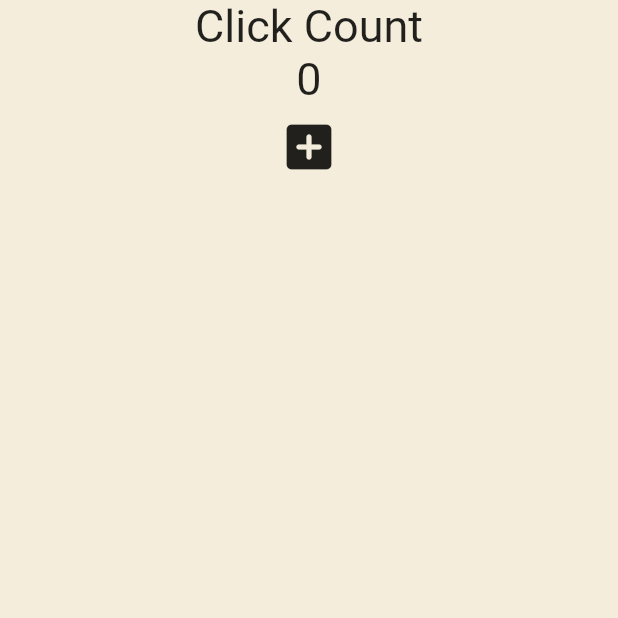
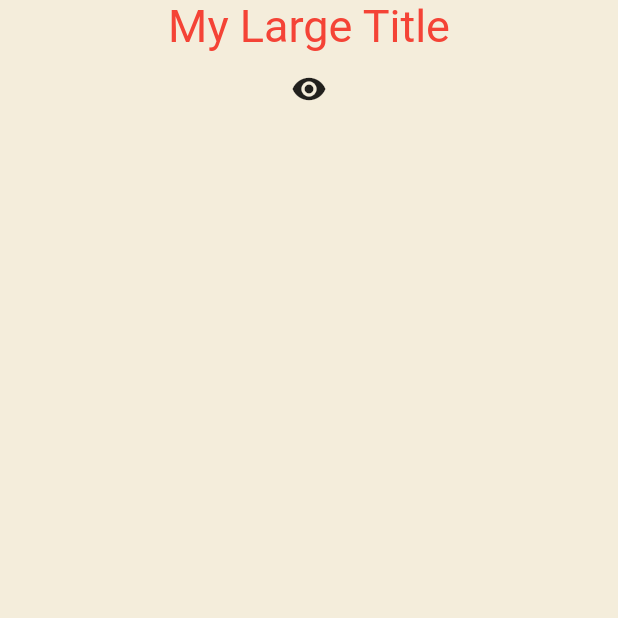
Before and after one commit to sungkuk5420/flutter-practice, a Flutter app: the screen it shows after launch, on a phone screen of 412 x 824 dp, the top half of it. Run offline on Flutter 3.47's test engine with Material 2 defaults, Android fonts, the phone set to English and light mode, and no system bars.

Commit message:
theme설정하고 라이플 사이클에 대해 공부

```diff
--- a/lib/main.dart
+++ b/lib/main.dart
@@ -8,39 +8,35 @@ class App extends StatefulWidget {
   const App({super.key});
 
   @override
-  State<App> createState() => _MyWidgetState();
+  State<App> createState() => _AppState();
 }
 
-class _MyWidgetState extends State<App> {
-  int counter = 0;
-
-  void onClicked() {
+class _AppState extends State<App> {
+  bool showTitle = true;
+  void toggleTitle() {
     setState(() {
-      counter = counter + 1;
+      showTitle = !showTitle;
     });
   }
 
   @override
   Widget build(BuildContext context) {
+    print("bhild");
     return MaterialApp(
+      theme: ThemeData(
+        textTheme: const TextTheme(
+          titleLarge: TextStyle(color: Colors.red),
+        ),
+      ),
       home: Scaffold(
         backgroundColor: const Color(0xFFF4EDDB),
         body: Center(
           child: Column(
             children: [
-              const Text(
-                'Click Count',
-                style: TextStyle(fontSize: 30),
-              ),
-              Text(
-                '$counter',
-                style: const TextStyle(fontSize: 30),
-              ),
+              showTitle ? const MyLargeTitle() : const Text("nothing"),
               IconButton(
-                iconSize: 40,
-                onPressed: onClicked,
-                icon: const Icon(Icons.add_box_rounded),
-              )
+                  onPressed: toggleTitle,
+                  icon: const Icon(Icons.remove_red_eye))
             ],
           ),
         ),
@@ -48,3 +44,41 @@ class _MyWidgetState extends State<App> {
     );
   }
 }
+
+class MyLargeTitle extends StatefulWidget {
+  const MyLargeTitle({
+    Key? key,
+  }) : super(key: key);
+
+  @override
+  State<MyLargeTitle> createState() => _MyLargeTitleState();
+}
+
+class _MyLargeTitleState extends State<MyLargeTitle> {
+  int count = 0;
+
+  @override
+  void initState() {
+    super.initState();
+    print("hello");
+  }
+
+  @override
+  void dispose() {
+    // TODO: implement dispose
+    super.dispose();
+
+    print("dispose");
+  }
+
+  @override
+  Widget build(BuildContext context) {
+    return Text(
+      'My Large Title',
+      style: TextStyle(
+        fontSize: 30,
+        color: Theme.of(context).textTheme.titleLarge?.color,
+      ),
+    );
+  }
+}
```
Also changed, not shown: flutter_01.png (added), flutter_02.png (added).
